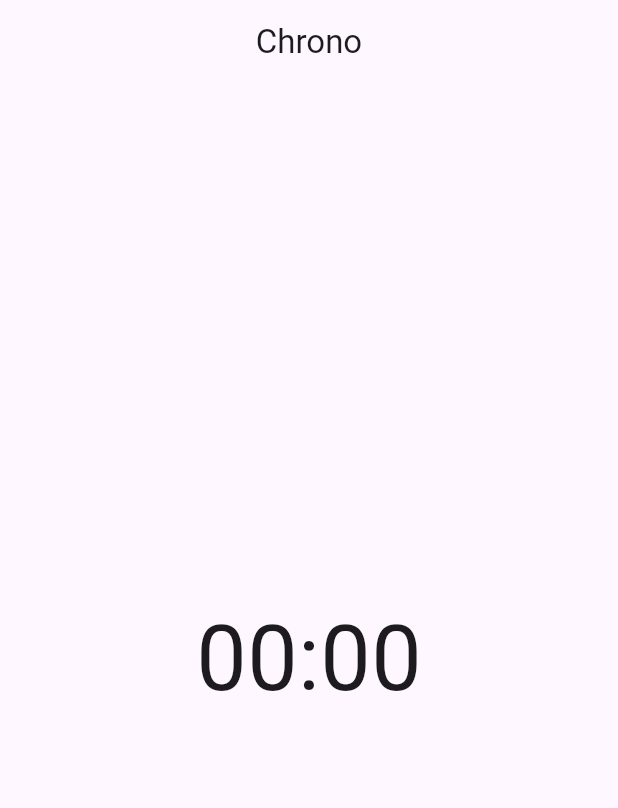
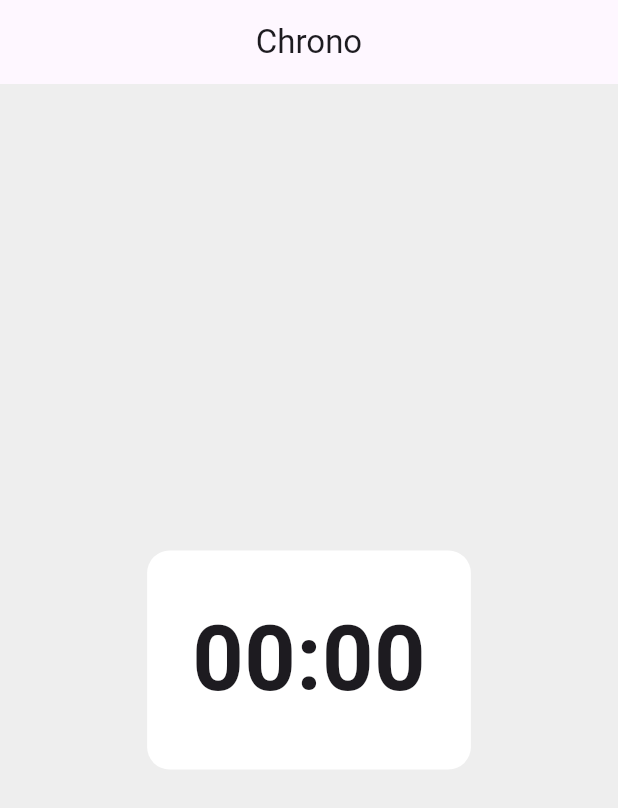
Before and after one commit to Sabadino/TPSITProjects, a Flutter app: the screen it shows after launch, on a phone screen of 412 x 824 dp. Shown: the top 808 px of the screen. Run offline on Flutter 3.47's test engine with Material 3 defaults, Android fonts, the phone set to English and light mode, and no system bars.

Commit message:
Quarto Commit (Aggiunta UI e variabili)

```diff
--- a/chrono/lib/main.dart
+++ b/chrono/lib/main.dart
@@ -26,15 +26,44 @@ class ChronoScreen extends StatefulWidget {
 }
 
 class _ChronoScreenState extends State<ChronoScreen> {
+  int totalSeconds = 0;
+  bool running = false;
+  bool paused = false;
+
+  String getTimeText() {
+    int min = totalSeconds ~/ 60;
+    int sec = totalSeconds % 60;
+    return '${min.toString().padLeft(2, '0')}:${sec.toString().padLeft(2, '0')}';
+  }
+
   @override
   Widget build(BuildContext context) {
     return Scaffold(
+      backgroundColor: Colors.grey[200],
       appBar: AppBar(
         title: const Text('Chrono'),
         centerTitle: true,
       ),
       body: Center(
-        child: Text('00:00', style: TextStyle(fontSize: 60)),
+        child: Column(
+          mainAxisAlignment: MainAxisAlignment.center,
+          children: [
+            Container(
+              padding: const EdgeInsets.all(30),
+              decoration: BoxDecoration(
+                color: Colors.white,
+                borderRadius: BorderRadius.circular(15),
+              ),
+              child: Text(
+                getTimeText(),
+                style: const TextStyle(
+                  fontSize: 60,
+                  fontWeight: FontWeight.bold,
+                ),
+              ),
+            ),
+          ],
+        ),
       ),
     );
   }
```
